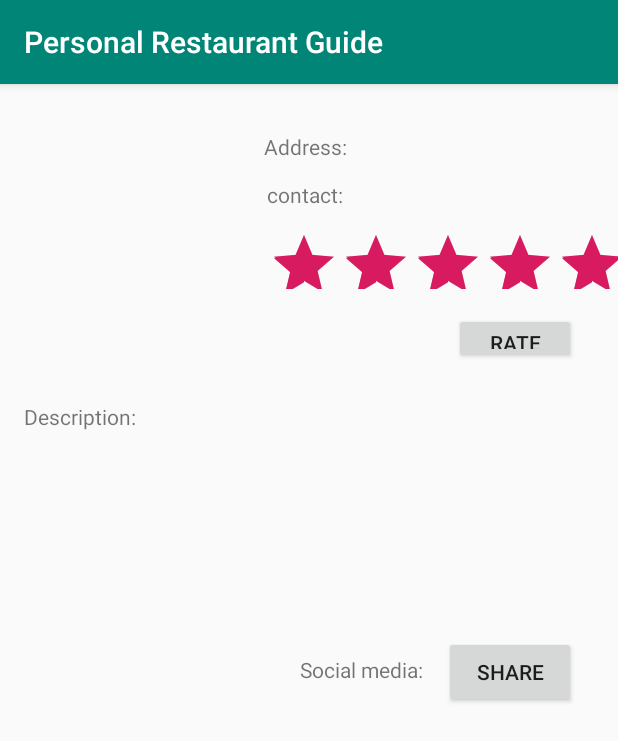
After one commit to munazchat/Restaurant_Service_APP, an Android app: the Restaurant_Page screen opened directly, with no data from a screen before it, on a phone screen of 412 x 824 dp. The commit adds this screen. Shown: the top 741 px of the screen. Run offline under Robolectric (Android 15) with nearby library versions, the phone set to English and light mode, and no system bars.

Commit message:
Restaurant_Page

```diff
--- a/app/src/main/AndroidManifest.xml
+++ b/app/src/main/AndroidManifest.xml
@@ -9,6 +9,7 @@
         android:roundIcon="@mipmap/ic_launcher_round"
         android:supportsRtl="true"
         android:theme="@style/AppTheme">
+        <activity android:name=".Restaurant_Page"></activity>
         <activity android:name=".MainActivity">
             <intent-filter>
                 <action android:name="android.intent.action.MAIN" />
--- a/app/src/main/java/ca/gbc/comp3074/personalrestaurantguide/MainActivity.java
+++ b/app/src/main/java/ca/gbc/comp3074/personalrestaurantguide/MainActivity.java
@@ -2,13 +2,27 @@ package ca.gbc.comp3074.personalrestaurantguide;
 
 import androidx.appcompat.app.AppCompatActivity;
 
+import android.content.Intent;
 import android.os.Bundle;
+import android.view.View;
+import android.widget.Button;
 
 public class MainActivity extends AppCompatActivity {
+
+    private Button button1;
 
     @Override
     protected void onCreate(Bundle savedInstanceState) {
         super.onCreate(savedInstanceState);
         setContentView(R.layout.activity_main);
+        button1 = (Button)findViewById(R.id.To_restaurant);
+        button1.setOnClickListener(new View.OnClickListener() {
+            @Override
+            public void onClick(View v) {
+                Intent intent = new Intent(MainActivity.this,Restaurant_Page.class);
+                startActivity(intent);
+
+            }
+        });
     }
 }
--- /dev/null
+++ b/app/src/main/java/ca/gbc/comp3074/personalrestaurantguide/Restaurant_Page.java
@@ -0,0 +1,43 @@
+package ca.gbc.comp3074.personalrestaurantguide;
+
+import androidx.appcompat.app.AppCompatActivity;
+
+import android.content.Intent;
+import android.os.Bundle;
+import android.view.View;
+import android.widget.Button;
+import android.widget.RatingBar;
+import android.widget.Toast;
+
+public class Restaurant_Page extends AppCompatActivity {
+
+    private RatingBar ratingBar;
+    @Override
+    protected void onCreate(Bundle savedInstanceState) {
+        super.onCreate(savedInstanceState);
+        setContentView(R.layout.activity_restaurant__page);
+
+        Button btn_s=(Button)findViewById(R.id.share);
+        btn_s.setOnClickListener(new View.OnClickListener() {
+            @Override
+            public void onClick(View v) {
+                Intent myIntent = new Intent(Intent.ACTION_SEND);
+                myIntent.setType("text/plain");
+                String shareBody = "body here";
+                String shareSub = "subject";
+                myIntent.putExtra(Intent.EXTRA_SUBJECT,shareBody);
+                myIntent.putExtra(Intent.EXTRA_TEXT,shareBody);
+                startActivity(Intent.createChooser(myIntent,"Share using"));
+            }
+        });
+        ratingBar = findViewById(R.id.ratingBar);
+        Button btn = findViewById(R.id.btn_rating);
+        btn.setOnClickListener(new View.OnClickListener() {
+            @Override
+            public void onClick(View v) {
+                float rating = ratingBar.getRating();
+                Toast.makeText(Restaurant_Page.this,"Your rating "+rating+" stars",Toast.LENGTH_LONG).show();
+            }
+        });
+    }
+}
--- a/app/src/main/res/layout/activity_main.xml
+++ b/app/src/main/res/layout/activity_main.xml
@@ -15,4 +15,15 @@
         app:layout_constraintRight_toRightOf="parent"
         app:layout_constraintTop_toTopOf="parent" />
 
+    <Button
+        android:id="@+id/To_restaurant"
+        android:layout_width="wrap_content"
+        android:layout_height="wrap_content"
+        android:layout_marginBottom="148dp"
+        android:text="To restaurant"
+        app:layout_constraintBottom_toBottomOf="parent"
+        app:layout_constraintEnd_toEndOf="parent"
+        app:layout_constraintHorizontal_bias="0.539"
+        app:layout_constraintStart_toStartOf="parent" />
+
 </androidx.constraintlayout.widget.ConstraintLayout>
--- /dev/null
+++ b/app/src/main/res/layout/activity_restaurant__page.xml
@@ -0,0 +1,88 @@
+<?xml version="1.0" encoding="utf-8"?>
+<androidx.constraintlayout.widget.ConstraintLayout xmlns:android="http://schemas.android.com/apk/res/android"
+    xmlns:app="http://schemas.android.com/apk/res-auto"
+    xmlns:tools="http://schemas.android.com/tools"
+    android:layout_width="match_parent"
+    android:layout_height="match_parent"
+    tools:context=".Restaurant_Page">
+
+    <RatingBar
+        android:id="@+id/ratingBar"
+        android:layout_width="233dp"
+        android:layout_height="40dp"
+        android:rating="5"
+        android:stepSize="1"
+        app:layout_constraintBottom_toBottomOf="parent"
+        app:layout_constraintEnd_toEndOf="parent"
+        app:layout_constraintHorizontal_bias="1.0"
+        app:layout_constraintStart_toStartOf="parent"
+        app:layout_constraintTop_toTopOf="parent"
+        app:layout_constraintVertical_bias="0.133" />
+
+    <Button
+        android:id="@+id/btn_rating"
+        android:layout_width="81dp"
+        android:layout_height="34dp"
+        android:layout_marginTop="16dp"
+        android:text="Rate"
+        app:layout_constraintEnd_toEndOf="parent"
+        app:layout_constraintHorizontal_bias="0.915"
+        app:layout_constraintStart_toStartOf="parent"
+        app:layout_constraintTop_toBottomOf="@+id/ratingBar" />
+
+    <TextView
+        android:id="@+id/phone"
+        android:layout_width="53dp"
+        android:layout_height="21dp"
+        android:layout_marginTop="64dp"
+        android:text="contact:"
+        app:layout_constraintEnd_toEndOf="parent"
+        app:layout_constraintHorizontal_bias="0.497"
+        app:layout_constraintStart_toStartOf="parent"
+        app:layout_constraintTop_toTopOf="parent" />
+
+    <TextView
+        android:id="@+id/Address"
+        android:layout_width="wrap_content"
+        android:layout_height="wrap_content"
+        android:layout_marginStart="176dp"
+        android:layout_marginLeft="176dp"
+        android:layout_marginTop="32dp"
+        android:text="Address:"
+        app:layout_constraintStart_toStartOf="parent"
+        app:layout_constraintTop_toTopOf="parent" />
+
+    <TextView
+        android:id="@+id/description"
+        android:layout_width="wrap_content"
+        android:layout_height="wrap_content"
+        android:layout_marginStart="16dp"
+        android:layout_marginLeft="16dp"
+        android:layout_marginTop="212dp"
+        android:text="Description:"
+        app:layout_constraintStart_toStartOf="parent"
+        app:layout_constraintTop_toTopOf="parent" />
+
+    <Button
+        android:id="@+id/share"
+        android:layout_width="wrap_content"
+        android:layout_height="wrap_content"
+        android:layout_marginBottom="352dp"
+        android:text="Share"
+        app:layout_constraintBottom_toBottomOf="parent"
+        app:layout_constraintEnd_toEndOf="parent"
+        app:layout_constraintHorizontal_bias="0.913"
+        app:layout_constraintStart_toStartOf="parent" />
+
+    <TextView
+        android:id="@+id/share_media"
+        android:layout_width="wrap_content"
+        android:layout_height="wrap_content"
+        android:layout_marginStart="200dp"
+        android:layout_marginLeft="200dp"
+        android:layout_marginBottom="368dp"
+        android:text="Social media:"
+        app:layout_constraintBottom_toBottomOf="parent"
+        app:layout_constraintStart_toStartOf="parent" />
+
+</androidx.constraintlayout.widget.ConstraintLayout>
--- a/build.gradle
+++ b/build.gradle
@@ -18,6 +18,10 @@ allprojects {
     repositories {
         google()
         jcenter()
+        maven
+                {
+                    url "https://jitpack.io"
+                }
 
     }
 }
```
